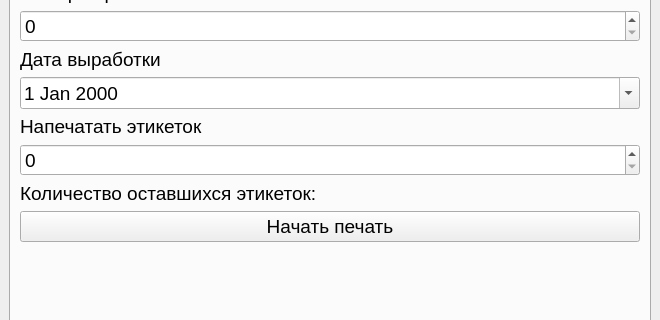
Before: the Qt Designer form mainwindow.ui in KoteAnimen/Work-WithCameraPrinter, drawn with Qt 5; both pictures show x 0 to 660 and y 279 to 599 of the 660 by 681 pixel window.
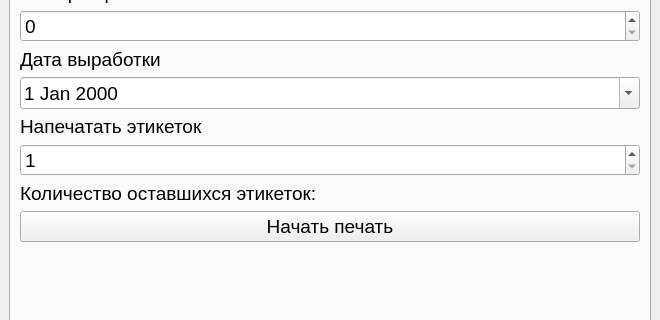
After: the same form once the commit is applied.

Commit message: Нужно доделать функцию печати и узнать почему не коннектится к принтеру

Patch:
```diff
--- a/mainwindow.ui
+++ b/mainwindow.ui
@@ -98,6 +98,9 @@
         </item>
         <item>
          <widget class="QSpinBox" name="countStickers">
+          <property name="minimum">
+           <number>1</number>
+          </property>
           <property name="maximum">
            <number>9999</number>
           </property>
```
The commit also changes 2 other files.
